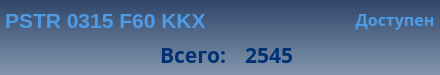
Before: the Qt Designer form client/GUI/ui/widgets/widget_20_count_tool.ui in komrade2801/AutoSklad, drawn with Qt 5.
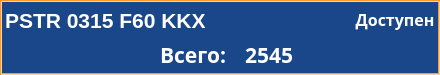
After: the same form once the commit is applied.

```diff
--- a/client/GUI/ui/widgets/widget_20_count_tool.ui
+++ b/client/GUI/ui/widgets/widget_20_count_tool.ui
@@ -14,7 +14,19 @@
    <string>widget_20_count_tool</string>
   </property>
   <property name="styleSheet">
-   <string notr="true">background-color: qlineargradient(spread:pad, x1:0.5, y1:0, x2:0.5, y2:1, stop:0 rgba(47, 70, 105, 255), stop:1 rgba(131, 149, 174, 255));</string>
+   <string notr="true">QLabel {
+	color: #FFFFFF;
+	border-width: 0px;
+	border-radius: 0px;
+}
+#background {
+	color: #FFFFFF;
+	background-color: #1A4789;
+	border-width: 2px;
+	border-style: groove;
+	border-color: #ff9923;
+	border-radius: 0px;
+}</string>
   </property>
   <widget class="QLabel" name="lbl_number_tool">
    <property name="geometry">
@@ -31,9 +43,9 @@
       <colorrole role="WindowText">
        <brush brushstyle="SolidPattern">
         <color alpha="255">
-         <red>78</red>
-         <green>155</green>
-         <blue>229</blue>
+         <red>255</red>
+         <green>255</green>
+         <blue>255</blue>
         </color>
        </brush>
       </colorrole>
@@ -60,18 +72,18 @@
       <colorrole role="Text">
        <brush brushstyle="SolidPattern">
         <color alpha="255">
-         <red>78</red>
-         <green>155</green>
-         <blue>229</blue>
+         <red>255</red>
+         <green>255</green>
+         <blue>255</blue>
         </color>
        </brush>
       </colorrole>
       <colorrole role="ButtonText">
        <brush brushstyle="SolidPattern">
         <color alpha="255">
-         <red>78</red>
-         <green>155</green>
-         <blue>229</blue>
+         <red>255</red>
+         <green>255</green>
+         <blue>255</blue>
         </color>
        </brush>
       </colorrole>
@@ -118,9 +130,9 @@
       <colorrole role="PlaceholderText">
        <brush brushstyle="NoBrush">
         <color alpha="128">
-         <red>78</red>
-         <green>155</green>
-         <blue>229</blue>
+         <red>255</red>
+         <green>255</green>
+         <blue>255</blue>
         </color>
        </brush>
       </colorrole>
@@ -129,9 +141,9 @@
       <colorrole role="WindowText">
        <brush brushstyle="SolidPattern">
         <color alpha="255">
-         <red>78</red>
-         <green>155</green>
-         <blue>229</blue>
+         <red>255</red>
+         <green>255</green>
+         <blue>255</blue>
         </color>
        </brush>
       </colorrole>
@@ -158,18 +170,18 @@
       <colorrole role="Text">
        <brush brushstyle="SolidPattern">
         <color alpha="255">
-         <red>78</red>
-         <green>155</green>
-         <blue>229</blue>
+         <red>255</red>
+         <green>255</green>
+         <blue>255</blue>
         </color>
        </brush>
       </colorrole>
       <colorrole role="ButtonText">
        <brush brushstyle="SolidPattern">
         <color alpha="255">
-         <red>78</red>
-         <green>155</green>
-         <blue>229</blue>
+         <red>255</red>
+         <green>255</green>
+         <blue>255</blue>
         </color>
        </brush>
       </colorrole>
@@ -216,9 +228,9 @@
       <colorrole role="PlaceholderText">
        <brush brushstyle="NoBrush">
         <color alpha="128">
-         <red>78</red>
-         <green>155</green>
-         <blue>229</blue>
+         <red>255</red>
+         <green>255</green>
+         <blue>255</blue>
         </color>
        </brush>
       </colorrole>
@@ -227,9 +239,9 @@
       <colorrole role="WindowText">
        <brush brushstyle="SolidPattern">
         <color alpha="255">
-         <red>78</red>
-         <green>155</green>
-         <blue>229</blue>
+         <red>255</red>
+         <green>255</green>
+         <blue>255</blue>
         </color>
        </brush>
       </colorrole>
@@ -256,18 +268,18 @@
       <colorrole role="Text">
        <brush brushstyle="SolidPattern">
         <color alpha="255">
-         <red>78</red>
-         <green>155</green>
-         <blue>229</blue>
+         <red>255</red>
+         <green>255</green>
+         <blue>255</blue>
         </color>
        </brush>
       </colorrole>
       <colorrole role="ButtonText">
        <brush brushstyle="SolidPattern">
         <color alpha="255">
-         <red>78</red>
-         <green>155</green>
-         <blue>229</blue>
+         <red>255</red>
+         <green>255</green>
+         <blue>255</blue>
         </color>
        </brush>
       </colorrole>
@@ -314,9 +326,9 @@
       <colorrole role="PlaceholderText">
        <brush brushstyle="NoBrush">
         <color alpha="128">
-         <red>78</red>
-         <green>155</green>
-         <blue>229</blue>
+         <red>255</red>
+         <green>255</green>
+         <blue>255</blue>
         </color>
        </brush>
       </colorrole>
@@ -331,10 +343,6 @@
      <bold>true</bold>
     </font>
    </property>
-   <property name="styleSheet">
-    <string notr="true">color: rgb(78, 155, 229);
-background-color: qlineargradient(spread:pad, x1:0, y1:0, x2:1, y2:0, stop:0 rgba(0, 0, 0, 0), stop:1 rgba(255, 255, 255, 0));</string>
-   </property>
    <property name="text">
     <string>PSTR 0315 F60 KKX</string>
    </property>
@@ -365,10 +373,6 @@
    <property name="layoutDirection">
     <enum>Qt::LeftToRight</enum>
    </property>
-   <property name="styleSheet">
-    <string notr="true">color: rgb(78, 155, 229);
-background-color: qlineargradient(spread:pad, x1:0, y1:0, x2:1, y2:0, stop:0 rgba(0, 0, 0, 0), stop:1 rgba(255, 255, 255, 0));</string>
-   </property>
    <property name="text">
     <string>&lt;html&gt;&lt;head/&gt;&lt;body&gt;&lt;p align=&quot;center&quot;&gt;Доступен&lt;/p&gt;&lt;/body&gt;&lt;/html&gt;</string>
    </property>
@@ -399,10 +403,6 @@
    <property name="layoutDirection">
     <enum>Qt::LeftToRight</enum>
    </property>
-   <property name="styleSheet">
-    <string notr="true">color: rgb(0, 49, 114);
-background-color: qlineargradient(spread:pad, x1:0, y1:0, x2:1, y2:0, stop:0 rgba(0, 0, 0, 0), stop:1 rgba(255, 255, 255, 0));</string>
-   </property>
    <property name="text">
     <string>Всего:</string>
    </property>
@@ -430,14 +430,34 @@
    <property name="layoutDirection">
     <enum>Qt::LeftToRight</enum>
    </property>
-   <property name="styleSheet">
-    <string notr="true">color: rgb(0, 49, 114);
-background-color: qlineargradient(spread:pad, x1:0, y1:0, x2:1, y2:0, stop:0 rgba(0, 0, 0, 0), stop:1 rgba(255, 255, 255, 0));</string>
-   </property>
    <property name="text">
     <string>2545</string>
    </property>
   </widget>
+  <widget class="QLabel" name="background">
+   <property name="geometry">
+    <rect>
+     <x>0</x>
+     <y>0</y>
+     <width>440</width>
+     <height>75</height>
+    </rect>
+   </property>
+   <property name="frameShape">
+    <enum>QFrame::StyledPanel</enum>
+   </property>
+   <property name="frameShadow">
+    <enum>QFrame::Sunken</enum>
+   </property>
+   <property name="text">
+    <string/>
+   </property>
+  </widget>
+  <zorder>background</zorder>
+  <zorder>lbl_number_tool</zorder>
+  <zorder>lbl_status</zorder>
+  <zorder>lbl_info</zorder>
+  <zorder>lbl_count</zorder>
  </widget>
  <resources/>
  <connections/>
```
